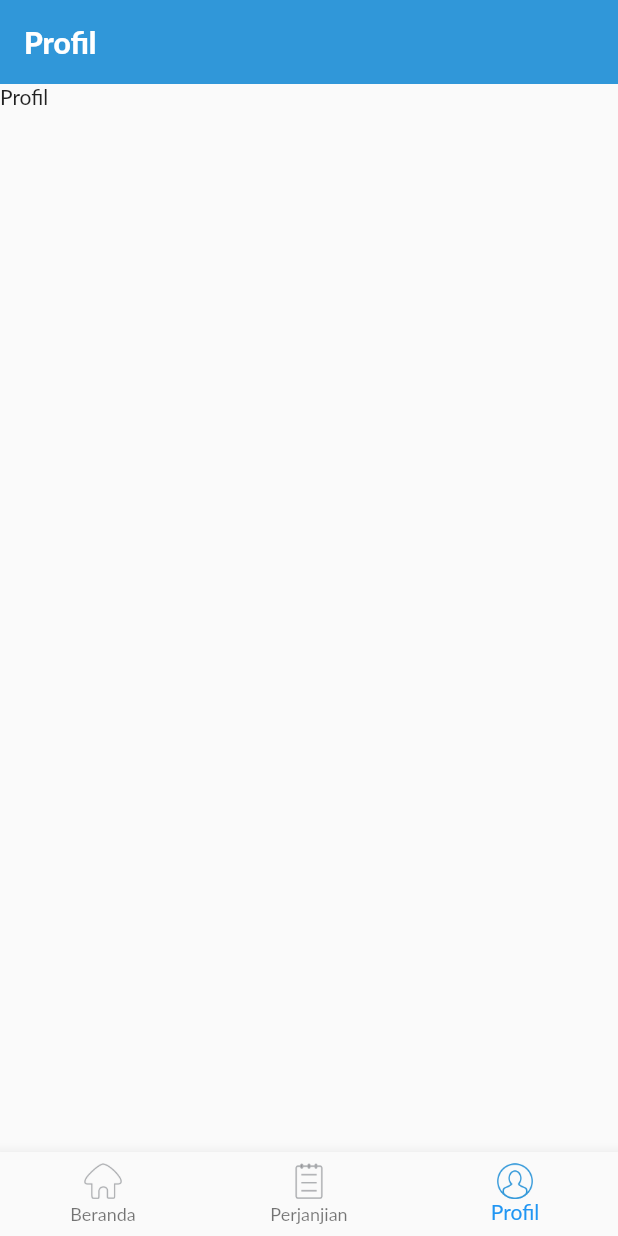
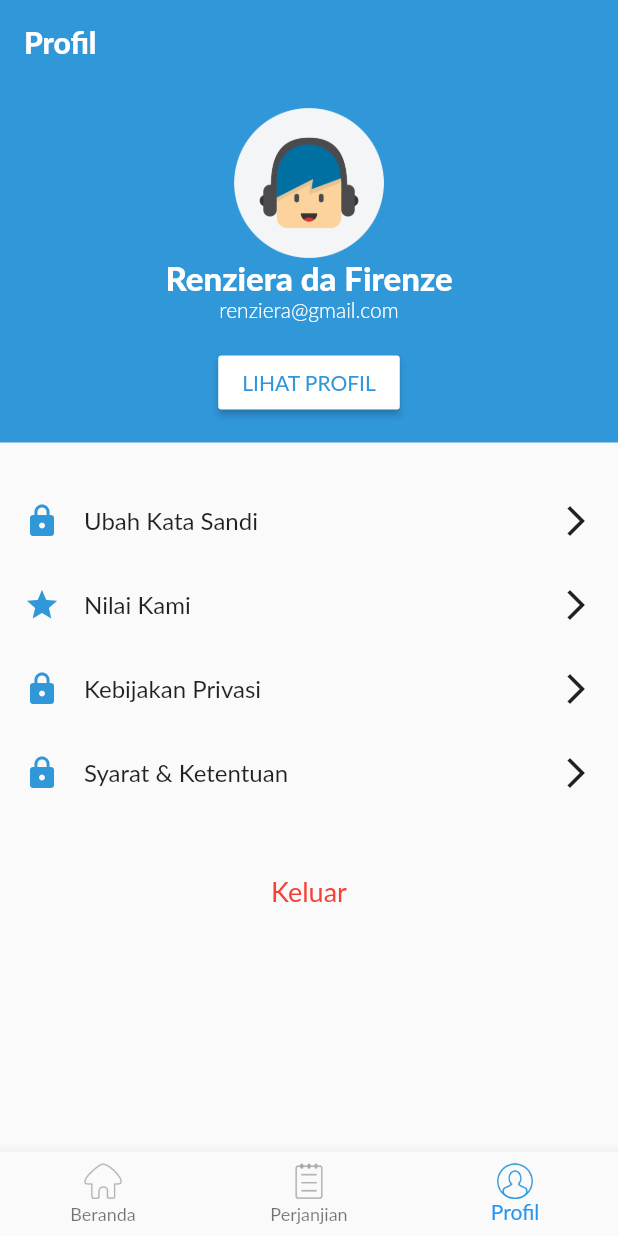
Before and after one commit to Renziera/medup_flutter, a Flutter app: the screen it shows after launch, item 3 of the bottom bar chosen, on a phone screen of 412 x 824 dp. Run offline on Flutter 3.47's test engine with Material 2 defaults, Android fonts, the phone set to English and light mode, and no system bars.

Commit message:
Profil layout

```diff
--- a/lib/main.dart
+++ b/lib/main.dart
@@ -5,6 +5,7 @@ import 'package:medup_flutter/screens/searchDokter.dart';
 import 'package:medup_flutter/screens/filterDokter.dart';
 import 'package:medup_flutter/screens/intro.dart';
 import 'package:medup_flutter/screens/perjanjian.dart';
+import 'package:medup_flutter/screens/darurat.dart';
 
 void main() => runApp(MedUp());
 
@@ -17,18 +18,17 @@ class MedUp extends StatelessWidget {
         primaryColor: primaryColor,
         primaryColorDark: primaryDarkColor,
         accentColor: primaryAccentColor,
-        textTheme: TextTheme(),
         fontFamily: 'Lato',
       ),
       home: Home(),
       routes: {
-        '/home' : (context) => Home(),
+        '/home': (context) => Home(),
+        '/intro': (context) => Intro(),
+        '/perjanjian': (context) => Perjanjian(),
         '/dokter/search': (context) => SearchDokter(),
         '/dokter/filter': (context) => FilterDokter(),
-        '/intro': (context) => Intro(),
-        '/perjanjian': (context) => Perjanjian(),
+        '/darurat': (context) => PanggilanDarurat(),
       },
     );
   }
-
 }
--- a/lib/screens/home.dart
+++ b/lib/screens/home.dart
@@ -1,6 +1,8 @@
 import 'package:flutter/material.dart';
 import 'package:medup_flutter/ui.dart';
 import 'beranda.dart';
+import 'perjanjian.dart';
+import 'profil.dart';
 
 /**
  * Tampilan utama aplikasi
@@ -20,16 +22,25 @@ class _HomeState extends State<Home> {
   //list of widgets to render
   final List<Widget> _children = [
     Beranda(),
-    Text(
-      'Perjanjian',
-      style: TextStyle(fontWeight: FontWeight.bold),
-    ),
-    Text('Profil'),
+    Perjanjian(),
+    Profil(),
   ];
   //list AppBar soalnya beda"
   final List<AppBar> _appBars = [
     appBarLogo(),
-    appBarTitle(title: 'Perjanjian'),
+    AppBar(
+      title: Text(
+        'Perjanjian',
+        style: TextStyle(fontWeight: FontWeight.bold),
+      ),
+      elevation: 0,
+      actions: <Widget>[
+        FlatButton(
+          onPressed: () {},
+          child: Icon(Icons.history, color: Colors.white,),
+        )
+      ],
+    ),
     appBarTitle(title: 'Profil'),
   ];
 
--- /dev/null
+++ b/lib/screens/profil.dart
@@ -0,0 +1,155 @@
+import 'package:flutter/material.dart';
+import 'package:medup_flutter/ui.dart';
+
+class Profil extends StatelessWidget {
+  String namaPasien = 'Renziera da Firenze';
+  String emailPasien = 'renziera@gmail.com';
+
+  Profil() {
+    //baca DB disini
+  }
+
+  @override
+  Widget build(BuildContext context) {
+    return ListView(
+      scrollDirection: Axis.vertical,
+      children: <Widget>[
+        Container(
+          padding: EdgeInsets.all(16.0),
+          color: primaryColor,
+          child: Column(
+            mainAxisAlignment: MainAxisAlignment.start,
+            crossAxisAlignment: CrossAxisAlignment.center,
+            children: <Widget>[
+              Image.asset(
+                'assets/images/profile_1.png',
+                height: 100.0,
+              ),
+              Text(
+                namaPasien,
+                style: TextStyle(
+                    fontSize: 22.0,
+                    fontWeight: FontWeight.bold,
+                    color: Colors.white),
+              ),
+              Text(
+                emailPasien,
+                style: TextStyle(
+                    fontSize: 14.0,
+                    fontWeight: FontWeight.w100,
+                    color: Colors.white),
+              ),
+              Divider(
+                height: 16.0,
+                color: Colors.transparent,
+              ),
+              RaisedButton(
+                onPressed: () {
+                  Navigator.push(context, MaterialPageRoute(builder: (context) => _LihatProfil()));
+                },
+                color: Colors.white,
+                child: Text(
+                  'LIHAT PROFIL',
+                  style: TextStyle(fontSize: 14.0, color: primaryColor),
+                ),
+              )
+            ],
+          ),
+        ),
+        Divider(height: 24.0, color: Colors.transparent,),
+        FlatButton(
+          padding: EdgeInsets.all(16.0),
+          child: Row(
+            mainAxisAlignment: MainAxisAlignment.spaceBetween,
+            children: <Widget>[
+              Row(
+                children: <Widget>[
+                  Icon(Icons.lock, color: primaryColor,),
+                  Divider(indent: 16.0,),
+                  Text('Ubah Kata Sandi', style: TextStyle(fontSize: 16.0),),
+                ],
+              ),
+              Icon(Icons.arrow_forward_ios),
+            ],
+          ),
+          onPressed: () {},
+        ),
+        FlatButton(
+          padding: EdgeInsets.all(16.0),
+          child: Row(
+            mainAxisAlignment: MainAxisAlignment.spaceBetween,
+            children: <Widget>[
+              Row(
+                children: <Widget>[
+                  Icon(Icons.star, color: primaryColor,),
+                  Divider(indent: 16.0,),
+                  Text('Nilai Kami', style: TextStyle(fontSize: 16.0),),
+                ],
+              ),
+              Icon(Icons.arrow_forward_ios),
+            ],
+          ),
+          onPressed: () {},
+        ),
+        FlatButton(
+          padding: EdgeInsets.all(16.0),
+          child: Row(
+            mainAxisAlignment: MainAxisAlignment.spaceBetween,
+            children: <Widget>[
+              Row(
+                children: <Widget>[
+                  Icon(Icons.lock, color: primaryColor,),
+                  Divider(indent: 16.0,),
+                  Text('Kebijakan Privasi', style: TextStyle(fontSize: 16.0),),
+                ],
+              ),
+              Icon(Icons.arrow_forward_ios),
+            ],
+          ),
+          onPressed: () {},
+        ),
+        FlatButton(
+          padding: EdgeInsets.all(16.0),
+          child: Row(
+            mainAxisAlignment: MainAxisAlignment.spaceBetween,
+            children: <Widget>[
+              Row(
+                children: <Widget>[
+                  Icon(Icons.lock, color: primaryColor,),
+                  Divider(indent: 16.0,),
+                  Text('Syarat & Ketentuan', style: TextStyle(fontSize: 16.0),),
+                ],
+              ),
+              Icon(Icons.arrow_forward_ios),
+            ],
+          ),
+          onPressed: () {},
+        ),
+        Divider(height: 24.0, color: Colors.transparent,),
+        FlatButton(
+          padding: EdgeInsets.all(16.0),
+          child: Text('Keluar', style: TextStyle(fontSize: 18.0, color: Colors.red),),
+          onPressed: () {},
+        ),
+      ],
+    );
+  }
+}
+
+class _LihatProfil extends StatelessWidget{
+  @override
+  Widget build(BuildContext context) {
+    return Scaffold(
+      appBar: AppBar(
+        title: Text('Profil Pasien'),
+        actions: <Widget>[
+          FlatButton(
+            onPressed: (){},
+            child: Text('EDIT', style: TextStyle(color: Colors.white),),
+          ),
+        ],
+      ),
+      body: Text('Tab Activity Here'),
+    );
+  }
+}
```
Also changed, not shown: lib/screens/beranda.dart (+15 -7 lines), lib/screens/darurat.dart (added, +13 -0 lines), lib/screens/login.dart (added, +22 -0 lines), lib/screens/searchDokter.dart (+4 -3 lines), lib/ui.dart (+0 -15 lines), lib/util/network.dart (+7 -10 lines), lib/auth/login.dart (deleted).
